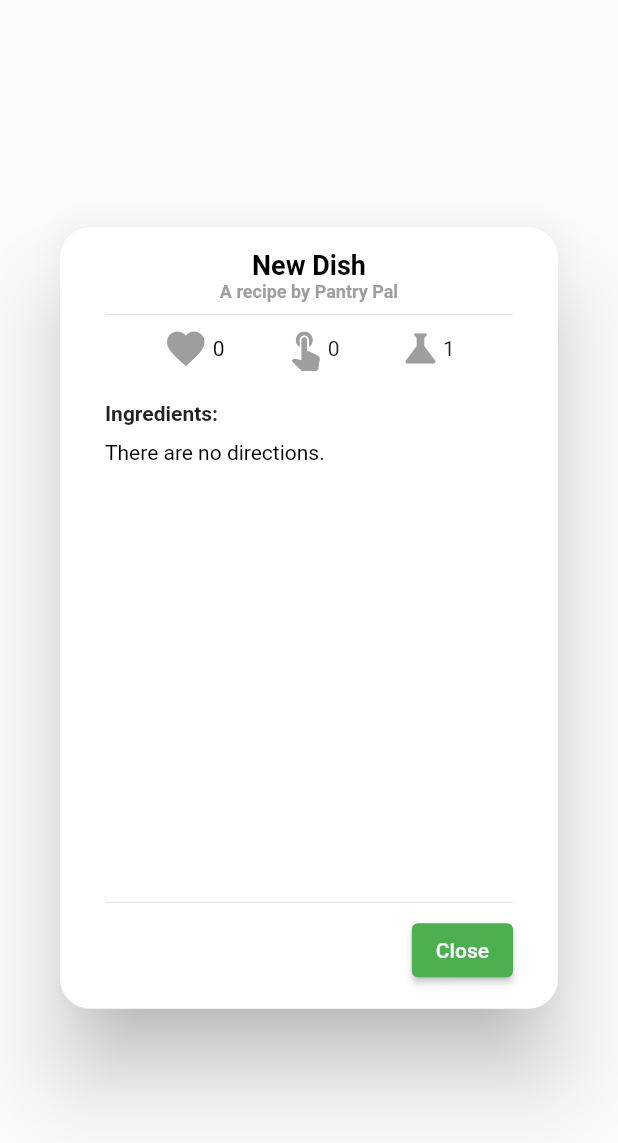
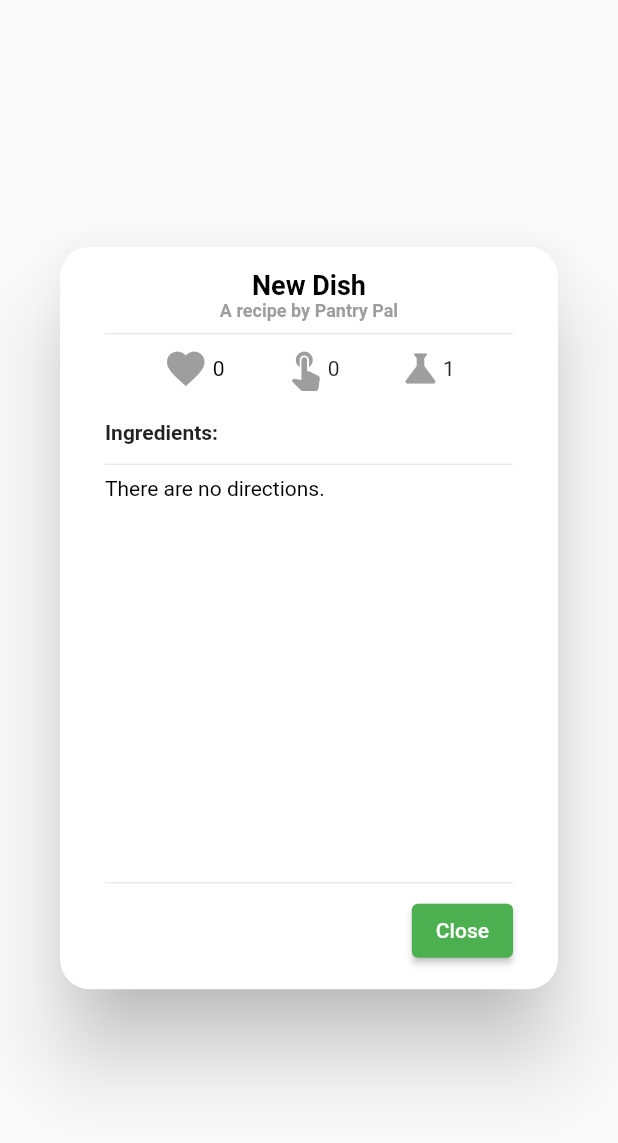
Before and after one commit to canyon-online/Pantry-Pal, a Flutter app: the RecipeModal widget shown alone on an empty page, opened directly with empty values, on a phone screen of 412 x 824 dp. Shown: the top 1143 px of the screen. Run offline on Flutter 3.47's test engine with Material 2 defaults, Android fonts, the phone set to English and light mode, and no system bars; drawn by our look-alikes of like_button; our stand-ins replace dropdown_search, google_sign_in, image_picker, shared_preferences; accounts and stored records are empty.

Commit message:
Recipe modal appropriately arranges ingredients

```diff
--- a/client/lib/widgets/RecipeModal.dart
+++ b/client/lib/widgets/RecipeModal.dart
@@ -79,25 +79,6 @@ class RecipeModalState extends State<RecipeModal> {
 
           SizedBox(height: 10),
 
-          Row(
-            children: [
-              Text('Ingredients: ',
-                  style: TextStyle(fontWeight: FontWeight.bold)),
-            ],
-          ),
-          Wrap(
-            // INGREDIENTS
-            spacing: 10,
-            children: widget.recipe.ingredients
-                .map(
-                  (item) => TextPill(item, size: 12),
-                )
-                .toList(),
-          ),
-
-          // Vertical spacing in the column
-          SizedBox(height: 10),
-
           // This constrained box maes it so the listview doesn't take up unlimited
           // vertical height. Max height can be calculated to be some percent of
           // the screen.
@@ -106,6 +87,22 @@ class RecipeModalState extends State<RecipeModal> {
             // Add a scroll bar to the listview.
             child: Scrollbar(
               child: ListView(children: [
+                Align(
+                  alignment: Alignment.centerLeft,
+                  child: Text('Ingredients: ',
+                      style: TextStyle(fontWeight: FontWeight.bold)),
+                ),
+                SizedBox(height: 5),
+                Wrap(
+                  // INGREDIENTS
+                  spacing: 10,
+                  children: widget.recipe.ingredients
+                      .map(
+                        (item) => TextPill(item, size: 12),
+                      )
+                      .toList(),
+                ),
+                Divider(),
                 // The only child will be the text since it might become long.
                 Text(
                   widget.recipe.directions,
```
